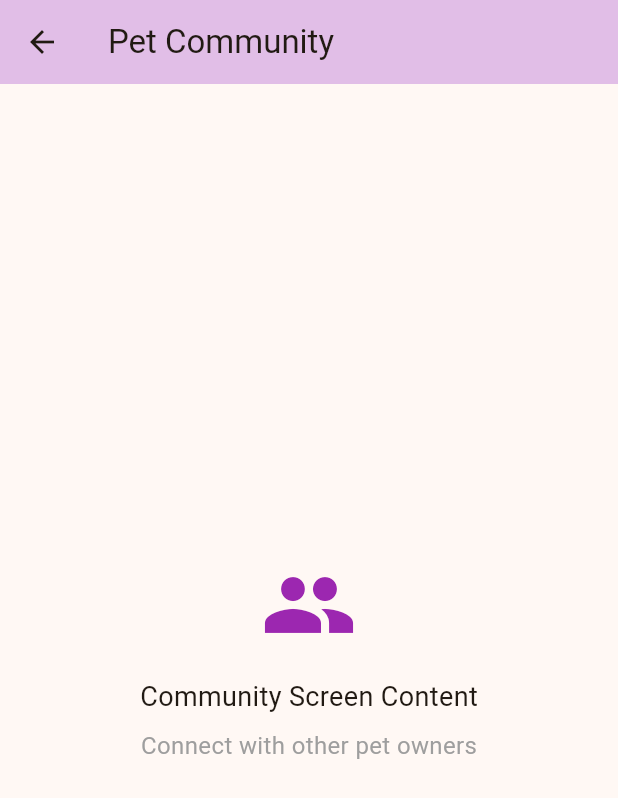
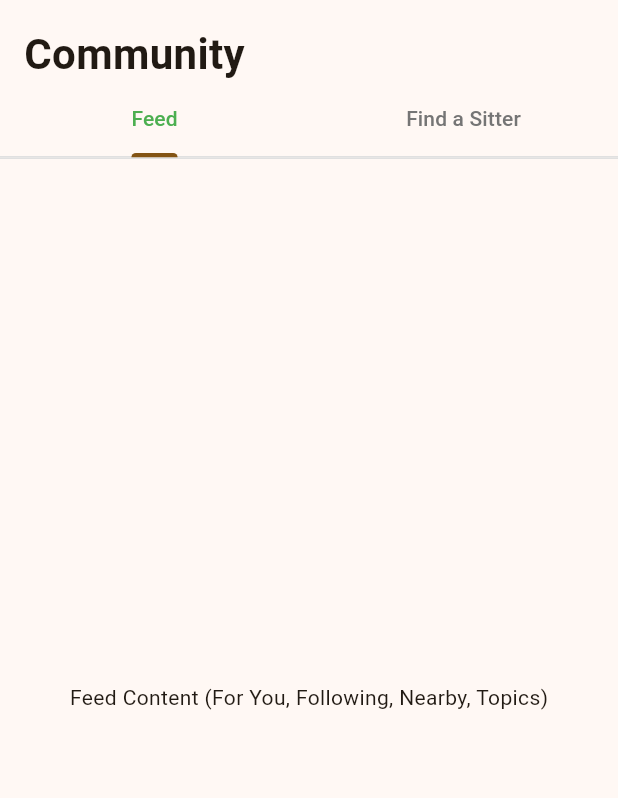
Before and after one commit to apple-6/Pawsure-Repo, a Flutter app: the CommunityScreen screen opened directly, on a phone screen of 412 x 824 dp. Shown: the top 798 px of the screen. Run offline on Flutter 3.47's test engine with Material 3 defaults, Android fonts, the phone set to English and light mode, and no system bars; our stand-ins replace flutter_secure_storage, image_picker, lucide_icons; accounts and stored records are empty.

Commit message:
owner view sitter ui

```diff
--- a/pawsure_app/lib/screens/community/community_screen.dart
+++ b/pawsure_app/lib/screens/community/community_screen.dart
@@ -1,29 +1,86 @@
 import 'package:flutter/material.dart';
+import 'find_sitter_tab.dart'; // Ensure this path is correct
+// import 'feed_tab.dart'; // You will create this for the Feed content
 
 class CommunityScreen extends StatelessWidget {
   const CommunityScreen({super.key});
 
+  // Dummy function for handling navigation when a sitter is clicked
+  void _handleSitterClick(BuildContext context, String sitterId) {
+    // In a real app, you would navigate to the Sitter Profile screen here.
+    ScaffoldMessenger.of(context).showSnackBar(
+      SnackBar(
+        content: Text('Navigating to Sitter Profile: $sitterId'),
+        duration: const Duration(seconds: 1),
+      ),
+    );
+  }
+
   @override
   Widget build(BuildContext context) {
-    return Scaffold(
-      appBar: AppBar(
-        title: const Text('Pet Community'),
-        backgroundColor: Colors.purple[100],
-      ),
-      body: const Center(
-        child: Column(
-          mainAxisAlignment: MainAxisAlignment.center,
+    // Use DefaultTabController to manage the tabs
+    return DefaultTabController(
+      length: 2, // Number of main tabs: Feed and Find a Sitter
+      child: Scaffold(
+        // We are replacing the AppBar with a custom structure to include the Tabs
+        appBar: AppBar(
+          automaticallyImplyLeading: false, // Often used in tab screens
+          toolbarHeight: 0, // Hide the standard app bar height
+        ),
+
+        // Body contains the main title, tab bar, and tab views
+        body: Column(
+          crossAxisAlignment: CrossAxisAlignment.start,
           children: [
-            Icon(Icons.people, size: 64, color: Colors.purple),
-            SizedBox(height: 16),
-            Text('Community Screen Content', style: TextStyle(fontSize: 18)),
-            SizedBox(height: 8),
-            Text(
-              'Connect with other pet owners',
-              style: TextStyle(fontSize: 16, color: Colors.grey),
+            // Header Title
+            const Padding(
+              padding: EdgeInsets.fromLTRB(16.0, 16.0, 16.0, 0),
+              child: Text(
+                'Community',
+                style: TextStyle(fontSize: 28, fontWeight: FontWeight.bold),
+              ),
+            ),
+
+            // Main Tabs (Feed / Find a Sitter)
+            TabBar(
+              indicatorSize: TabBarIndicatorSize.label,
+              indicatorWeight: 3.0,
+              labelColor: Colors.green, // Primary color for active tab
+              unselectedLabelColor: Colors.grey.shade600,
+              dividerColor: Colors.grey.shade300,
+              tabs: const [
+                Tab(text: 'Feed'),
+                Tab(text: 'Find a Sitter'),
+              ],
+            ),
+
+            // Separator line beneath the tabs
+            const Divider(height: 1, color: Color(0xFFE0E0E0)),
+
+            // Tab Content Area
+            Expanded(
+              child: TabBarView(
+                children: [
+                  // 1. Feed Tab Content (Placeholder)
+                  const Center(
+                    child: Text(
+                      'Feed Content (For You, Following, Nearby, Topics)',
+                    ),
+                  ),
+
+                  // 2. Find a Sitter Tab Content
+                  FindSitterTab(
+                    onSitterClick: (sitterId) =>
+                        _handleSitterClick(context, sitterId),
+                  ),
+                ],
+              ),
             ),
           ],
         ),
+
+        // Your bottom navigation bar would go here (similar to BottomNav in your TS code)
+        // bottomNavigationBar: const BottomNav(userType: 'owner'),
       ),
     );
   }
--- /dev/null
+++ b/pawsure_app/lib/screens/community/sitter_model.dart
@@ -0,0 +1,60 @@
+// lib/models/sitter_model.dart
+
+class Sitter {
+  final String id;
+  final String name;
+  final double rating;
+  final int reviewCount;
+  final String services;
+  final double price;
+  final String location;
+  final String imageUrl;
+
+  Sitter({
+    required this.id,
+    required this.name,
+    required this.rating,
+    required this.reviewCount,
+    required this.services,
+    required this.price,
+    required this.location,
+    required this.imageUrl,
+  });
+}
+
+// Mock Data List
+List<Sitter> mockSitters = [
+  Sitter(
+    id: 'sitter1',
+    name: 'Jane Doe',
+    rating: 4.9,
+    reviewCount: 85,
+    services: 'Boarding, House Sitting',
+    price: 45.0,
+    location: 'Taman Century, Johor Bahru',
+    imageUrl:
+        'https://images.unsplash.com/photo-1543660641-768f51528657?w=400&auto=format&fit=crop',
+  ),
+  Sitter(
+    id: 'sitter2',
+    name: 'Ramesh Kumar',
+    rating: 4.7,
+    reviewCount: 52,
+    services: 'Drop-In Visits, Dog Walking',
+    price: 20.0,
+    location: 'KSL, Johor Bahru',
+    imageUrl:
+        'https://images.unsplash.com/photo-1583344652240-5e5d3261a843?w=400&auto=format&fit=crop',
+  ),
+  Sitter(
+    id: 'sitter3',
+    name: 'Alice Tan',
+    rating: 5.0,
+    reviewCount: 120,
+    services: 'Boarding (Cats Only)',
+    price: 50.0,
+    location: 'Permas Jaya, Johor Bahru',
+    imageUrl:
+        'https://images.unsplash.com/photo-1629851722839-2e987c264a4c?w=400&auto=format&fit=crop',
+  ),
+];
--- /dev/null
+++ b/pawsure_app/lib/screens/sitter_model.dart
@@ -0,0 +1 @@
+// TODO Implement this library.
--- a/pawsure_app/pubspec.yaml
+++ b/pawsure_app/pubspec.yaml
@@ -41,6 +41,7 @@ dependencies:
   # Google Fonts makes it easy to use modern fonts matching the design.
   google_fonts: ^5.0.0
   flutter_secure_storage: ^9.2.4
+  lucide_icons: ^0.257.0
 
 dev_dependencies:
   flutter_test:
```
Also changed, not shown: pawsure_app/lib/screens/community/find_sitter_tab.dart (added, +292 -0 lines), pawsure_app/pubspec.lock, 2 other files.
